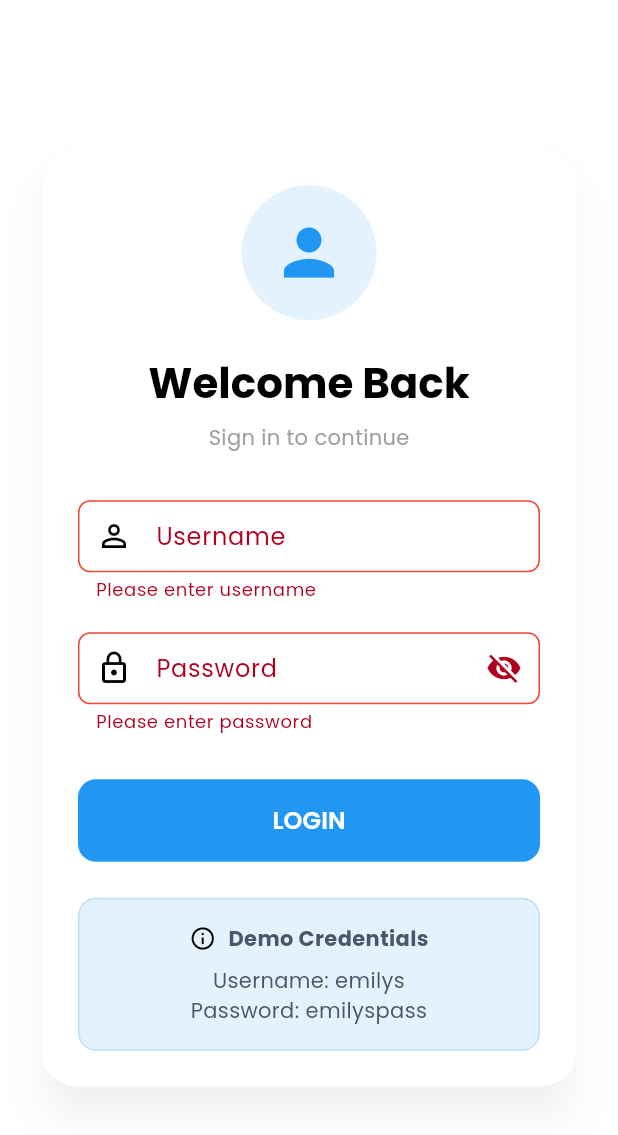
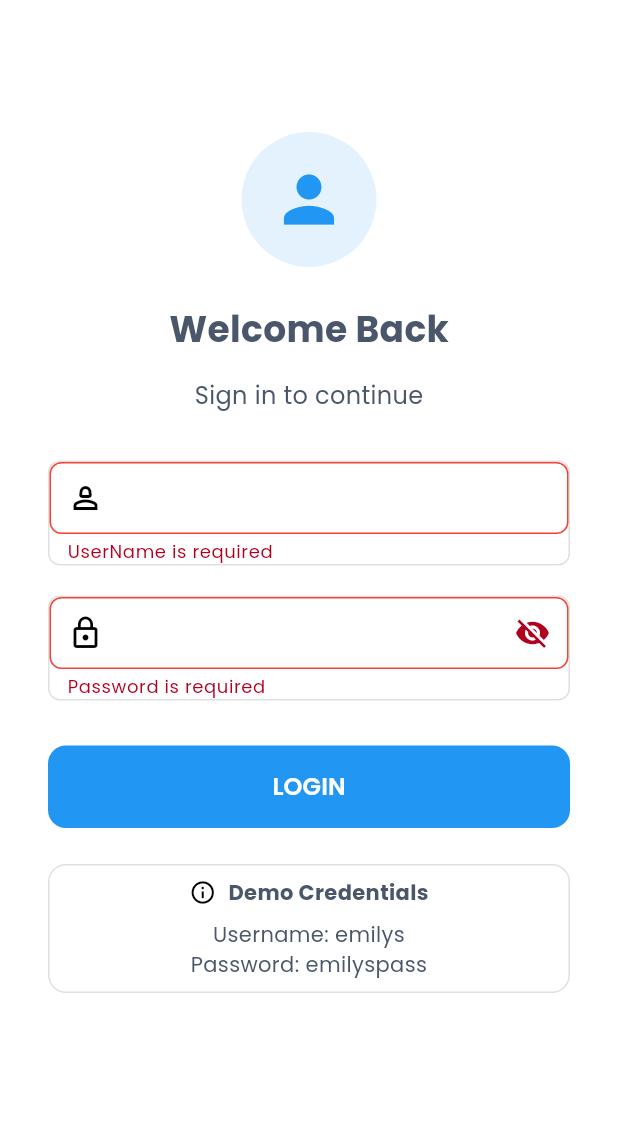
Before and after one commit to moseskamira/dummy_json_api, a Flutter app: the screen it shows after launch, after a tap on "LOGIN", on a phone screen of 412 x 824 dp. Shown: the top 1135 px of the screen. Run offline on Flutter 3.47's test engine with Material 3 defaults, Android fonts, the phone set to English and light mode, and no system bars; our stand-ins replace dio, equatable, flutter_bloc, form_field_validator, go_router, google_fonts and 1 more; generated files the repository leaves out were written again.

Commit message:
feat(snackbar): create a reusable app snackbar

```diff
--- a/lib/app/my_app.dart
+++ b/lib/app/my_app.dart
@@ -22,6 +22,7 @@ class MyApp extends StatelessWidget {
           debugShowCheckedModeBanner: false,
           title: 'Flutter Demo',
           theme: AppTheme.lightTheme(),
+          themeMode: ThemeMode.light,
           routerConfig: appRouter,
         ),
       ),
--- a/lib/app/themes/app_colors.dart
+++ b/lib/app/themes/app_colors.dart
@@ -48,7 +48,7 @@ class AppColors {
   static const Color orangeTextColor = Color(0xFFFFA974);
   static const Color appBlueColor = Color(0xFF024E8E);
   static const Color appDarkBlueColor = Color(0xFF143F81);
-  static const Color appLightBlueColor = Color(0xFFD0DFE6);
+  static const Color appLightBlueColor = Color(0xFF1E88E5);
   static const Color appGray1 = Color(0xFF919191);
   static const Color whiteColor = Color(0xFFFFFFFF);
   static const Color lightGreyColor = Color(0xFFF5F5F5);
--- /dev/null
+++ b/lib/core/utils/app_snack_bar.dart
@@ -0,0 +1,41 @@
+import 'package:flutter/material.dart';
+
+import '../../app/themes/app_colors.dart';
+
+class AppSnackBar {
+  AppSnackBar._();
+
+  static void show({
+    required BuildContext context,
+    required String message,
+    bool isError = false,
+    bool showCloseButton = false,
+  }) {
+    final snackBar = SnackBar(
+      content: Text(
+        message,
+        style: TextStyle(
+          color: AppColors.whiteColor,
+          fontSize: 16,
+          fontWeight: FontWeight.w400,
+        ),
+      ),
+      backgroundColor: isError
+          ? AppColors.errorColor
+          : AppColors.appLightBlueColor,
+      behavior: SnackBarBehavior.floating,
+      duration: showCloseButton ? Duration(days: 1) : Duration(seconds: 3),
+      action: showCloseButton
+          ? SnackBarAction(
+              label: 'Close',
+              onPressed: () {
+                ScaffoldMessenger.of(context).hideCurrentSnackBar();
+              },
+            )
+          : null,
+    );
+    if (context.mounted) {
+      ScaffoldMessenger.of(context).showSnackBar(snackBar);
+    }
+  }
+}
--- /dev/null
+++ b/lib/core/utils/common_functions.dart
@@ -0,0 +1,28 @@
+import 'dart:ui';
+
+import 'package:flutter/src/painting/text_style.dart';
+import 'package:form_field_validator/form_field_validator.dart';
+import 'package:google_fonts/google_fonts.dart';
+
+import '../../app/themes/app_colors.dart';
+
+class CommonFunctions {
+  CommonFunctions._();
+
+  static TextStyle get baseStyle => GoogleFonts.poppins(
+    color: AppColors.labelColor,
+    fontSize: 16,
+    fontWeight: FontWeight.w400,
+  );
+
+  static MultiValidator validateInput(String hint) {
+    return MultiValidator([RequiredValidator(errorText: '$hint is required')]);
+  }
+
+  static MultiValidator validateEmail(String hint) {
+    return MultiValidator([
+      RequiredValidator(errorText: '$hint is required'),
+      EmailValidator(errorText: 'Enter a valid email address'),
+    ]);
+  }
+}
--- /dev/null
+++ b/lib/core/utils/constants.dart
@@ -0,0 +1,2 @@
+const defaultPadding = 8.0;
+const defaultBorderRadius = 8.0;
--- a/lib/features/auth/ui/pages/login_page.dart
+++ b/lib/features/auth/ui/pages/login_page.dart
@@ -1,12 +1,17 @@
 import 'package:dummy_json_api/app/router/route_path.dart';
+import 'package:dummy_json_api/core/utils/app_snack_bar.dart';
+import 'package:dummy_json_api/core/utils/common_functions.dart';
+import 'package:dummy_json_api/core/utils/constants.dart';
 import 'package:dummy_json_api/features/auth/data/models/login_request.dart';
 import 'package:dummy_json_api/features/auth/logic/auth_cubit.dart';
 import 'package:dummy_json_api/features/auth/logic/auth_state.dart';
+import 'package:dummy_json_api/features/auth/ui/widgets/login_hint.dart';
 import 'package:flutter/material.dart';
 import 'package:flutter_bloc/flutter_bloc.dart';
 import 'package:go_router/go_router.dart';
 
 import '../../../../app/themes/app_colors.dart';
+import '../../../../shared/widgets/custom_text_form_field.dart';
 
 class LoginPage extends StatefulWidget {
   const LoginPage({super.key});
@@ -19,7 +24,6 @@ class _LoginPageState extends State<LoginPage> {
   final _userNameController = TextEditingController();
   final _passwordController = TextEditingController();
   final _formKey = GlobalKey<FormState>();
-
   bool _obscurePassword = true;
 
   void submitLoginData() {
@@ -40,49 +44,31 @@ class _LoginPageState extends State<LoginPage> {
 
   @override
   Widget build(BuildContext context) {
-    final theme = Theme.of(context);
+    final baseStyle = CommonFunctions.baseStyle;
     return Scaffold(
+      appBar: AppBar(),
       body: BlocConsumer<AuthCubit, AuthState>(
-        listener: (context, state) {
+        listener: (ctx, state) {
           if (state is LoginSuccessState) {
-            context.go(RoutePath.homePage);
+            ctx.go(RoutePath.homePage);
           }
           if (state is LoginErrorState) {
-            ScaffoldMessenger.of(context).showSnackBar(
-              SnackBar(
-                content: Text(state.message),
-                behavior: SnackBarBehavior.fixed,
-              ),
-            );
+            AppSnackBar.show(context: ctx, message: state.message);
           }
         },
         builder: (context, state) {
-          return Container(
-            decoration: const BoxDecoration(
-              gradient: LinearGradient(
-                colors: [AppColors.whiteColor, AppColors.whiteColor],
-                begin: Alignment.topCenter,
-                end: Alignment.bottomCenter,
-              ),
-            ),
-            child: SafeArea(
-              child: Center(
-                child: SingleChildScrollView(
-                  padding: const EdgeInsets.all(24),
+          return SingleChildScrollView(
+            padding: const EdgeInsets.all(defaultPadding),
             child: ConstrainedBox(
-                    constraints: const BoxConstraints(maxWidth: 450),
-                    child: Card(
-                      elevation: 12,
-                      shadowColor: Colors.black26,
-                      shape: RoundedRectangleBorder(
-                        borderRadius: BorderRadius.circular(24),
+              constraints: BoxConstraints(
+                maxWidth: MediaQuery.sizeOf(context).width,
               ),
               child: Padding(
-                        padding: const EdgeInsets.all(24),
+                padding: const EdgeInsets.all(defaultPadding * 3),
                 child: Form(
                   key: _formKey,
                   child: Column(
-                            mainAxisSize: MainAxisSize.min,
+                    mainAxisAlignment: MainAxisAlignment.center,
                     children: [
                       Container(
                         height: 90,
@@ -97,77 +83,49 @@ class _LoginPageState extends State<LoginPage> {
                           color: Colors.blue,
                         ),
                       ),
-
                       const SizedBox(height: 24),
-
                       Text(
                         'Welcome Back',
-                                style: theme.textTheme.headlineMedium?.copyWith(
+                        style: baseStyle.copyWith(
+                          fontSize: 24,
                           fontWeight: FontWeight.bold,
                         ),
                       ),
-
-                              const SizedBox(height: 8),
-
-                              Text(
-                                'Sign in to continue',
-                                style: theme.textTheme.bodyMedium?.copyWith(
-                                  color: Colors.grey,
+                      const SizedBox(height: 16),
+                      Text('Sign in to continue', style: baseStyle),
+                      const SizedBox(height: 32),
+                      CustomTextFormField(
+                        controller: _userNameController,
+                        validator: CommonFunctions.validateInput(
+                          'UserName',
+                        ).call,
+                        prefix: Icon(Icons.person_2_outlined),
                       ),
-                              ),
-
-                              const SizedBox(height: 32),
-
-                              TextFormField(
-                                controller: _userNameController,
-                                validator: (value) {
-                                  if (value == null || value.trim().isEmpty) {
-                                    return 'Please enter username';
-                                  }
-                                  return null;
-                                },
-                                decoration: InputDecoration(
-                                  labelText: 'Username',
-                                  prefixIcon: const Icon(Icons.person_outline),
-                                  border: OutlineInputBorder(
-                                    borderRadius: BorderRadius.circular(12),
-                                  ),
-                                ),
-                              ),
-
                       const SizedBox(height: 20),
-
-                              TextFormField(
+                      CustomTextFormField(
                         controller: _passwordController,
                         obscureText: _obscurePassword,
-                                validator: (value) {
-                                  if (value == null || value.trim().isEmpty) {
-                                    return 'Please enter password';
-                                  }
-                                  return null;
+                        validator: CommonFunctions.validateInput(
+                          'Password',
+                        ).call,
+                        prefix: Icon(Icons.lock_outline),
+                        suffix: IconButton(
+                          onPressed: () {
+                            setState(() {
+                              _obscurePassword = !_obscurePassword;
+                            });
                           },
-                                decoration: InputDecoration(
-                                  labelText: 'Password',
-                                  prefixIcon: const Icon(Icons.lock_outline),
-                                  suffixIcon: IconButton(
                           icon: Icon(
                             _obscurePassword
                                 ? Icons.visibility_off
                                 : Icons.visibility,
                           ),
-                                    onPressed: () {
-                                      setState(() {
-                                        _obscurePassword = !_obscurePassword;
-                                      });
-                                    },
-                                  ),
-                                  border: OutlineInputBorder(
-                                    borderRadius: BorderRadius.circular(12),
-                                  ),
                         ),
                       ),
                       const SizedBox(height: 30),
-                              SizedBox(
+                      state is LoginLoadingState
+                          ? Center(child: const CircularProgressIndicator())
+                          : SizedBox(
                               width: double.infinity,
                               height: 55,
                               child: ElevatedButton(
@@ -182,12 +140,7 @@ class _LoginPageState extends State<LoginPage> {
                                     borderRadius: BorderRadius.circular(12),
                                   ),
                                 ),
-                                  child: state is LoginLoadingState
-                                      ? Center(
-                                          child:
-                                              const CircularProgressIndicator(),
-                                        )
-                                      : const Text(
+                                child: const Text(
                                   'LOGIN',
                                   style: TextStyle(
                                     fontSize: 16,
@@ -199,47 +152,14 @@ class _LoginPageState extends State<LoginPage> {
                       const SizedBox(height: 24),
                       Container(
                         width: double.infinity,
-                                padding: const EdgeInsets.all(16),
+                        padding: const EdgeInsets.all(defaultPadding),
                         decoration: BoxDecoration(
-                                  color: Colors.blue.shade50,
                           borderRadius: BorderRadius.circular(12),
-                                  border: Border.all(
-                                    color: Colors.blue.shade100,
+                          border: Border.all(color: AppColors.borderColor),
                         ),
-                                ),
-                                child: const Column(
-                                  children: [
-                                    Row(
-                                      mainAxisAlignment:
-                                          MainAxisAlignment.center,
-                                      children: [
-                                        Icon(Icons.info_outline, size: 18),
-                                        SizedBox(width: 8),
-                                        Text(
-                                          'Demo Credentials',
-                                          style: TextStyle(
-                                            fontWeight: FontWeight.bold,
-                                          ),
+                        child: const LoginHint(),
                       ),
                     ],
-                                    ),
-                                    SizedBox(height: 8),
-                                    Text(
-                                      'Username: emilys',
-                                      textAlign: TextAlign.center,
-                                    ),
-                                    Text(
-                                      'Password: emilyspass',
-                                      textAlign: TextAlign.center,
-                                    ),
-                                  ],
-                                ),
-                              ),
-                            ],
-                          ),
-                        ),
-                      ),
-                    ),
                   ),
                 ),
               ),
--- /dev/null
+++ b/lib/features/auth/ui/widgets/login_hint.dart
@@ -0,0 +1,27 @@
+import 'package:flutter/material.dart';
+
+class LoginHint extends StatelessWidget {
+  const LoginHint({super.key});
+
+  @override
+  Widget build(BuildContext context) {
+    return Column(
+      children: [
+        Row(
+          mainAxisAlignment: MainAxisAlignment.center,
+          children: [
+            Icon(Icons.info_outline, size: 18),
+            SizedBox(width: 8),
+            Text(
+              'Demo Credentials',
+              style: TextStyle(fontWeight: FontWeight.bold),
+            ),
+          ],
+        ),
+        SizedBox(height: 8),
+        Text('Username: emilys', textAlign: TextAlign.center),
+        Text('Password: emilyspass', textAlign: TextAlign.center),
+      ],
+    );
+  }
+}
--- /dev/null
+++ b/lib/shared/widgets/custom_text_form_field.dart
@@ -0,0 +1,75 @@
+import 'package:dummy_json_api/core/utils/common_functions.dart';
+import 'package:dummy_json_api/core/utils/constants.dart';
+import 'package:flutter/material.dart';
+
+import '../../app/themes/app_colors.dart';
+
+class CustomTextFormField extends StatelessWidget {
+  final String? hint;
+  final Widget? prefix;
+  final Widget? suffix;
+  final bool obscureText;
+  final FormFieldValidator<String>? validator;
+  final FormFieldSetter<String>? onSaved;
+  final TextInputType keyBoardType;
+  final TextInputAction textInputAction;
+  final AutovalidateMode? validateMode;
+  final TextEditingController? controller;
+  final ValueChanged<String>? onChanged;
+  final TextStyle? style;
+  final String? labelText;
+
+  const CustomTextFormField({
+    super.key,
+    this.hint,
+    this.prefix,
+    this.suffix,
+    this.obscureText = false,
+    this.validator,
+    this.onSaved,
+    this.keyBoardType = TextInputType.text,
+    this.textInputAction = TextInputAction.done,
+    this.validateMode,
+    this.controller,
+    this.onChanged,
+    this.style,
+    this.labelText,
+  });
+
+  @override
+  Widget build(BuildContext context) {
+    final baseStyle = CommonFunctions.baseStyle;
+    final String? label = labelText;
+    return Column(
+      children: [
+        if (label != null && label.isNotEmpty) Text(label, style: baseStyle),
+        Container(
+          decoration: BoxDecoration(
+            color: AppColors.whiteColor,
+            borderRadius: BorderRadius.circular(defaultBorderRadius),
+            border: Border.all(color: AppColors.borderColor),
+          ),
+          child: TextFormField(
+            controller: controller,
+            obscureText: obscureText,
+            validator: validator,
+            onSaved: onSaved,
+            onChanged: onChanged,
+            style: style,
+            keyboardType: keyBoardType,
+            textInputAction: textInputAction,
+            decoration: InputDecoration(
+              hint: Text(
+                hint ?? '',
+                style: baseStyle.copyWith(color: AppColors.greyColor),
+              ),
+              prefixIcon: prefix,
+              suffixIcon: suffix,
+              contentPadding: EdgeInsets.all(defaultPadding),
+            ),
+          ),
+        ),
+      ],
+    );
+  }
+}
--- a/pubspec.yaml
+++ b/pubspec.yaml
@@ -42,6 +42,7 @@ dependencies:
   dio: ^5.9.2
   flutter_bloc: ^9.1.1
   equatable: ^2.0.8
+  form_field_validator: ^1.1.0
 
 dev_dependencies:
   flutter_test:
```
Also changed, not shown: pubspec.lock. Lines whose indentation alone changed are shown as unchanged.
